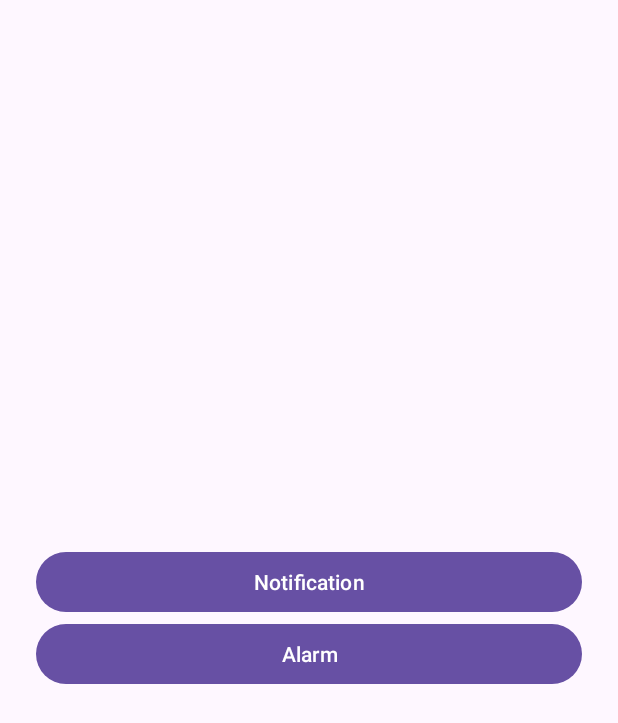
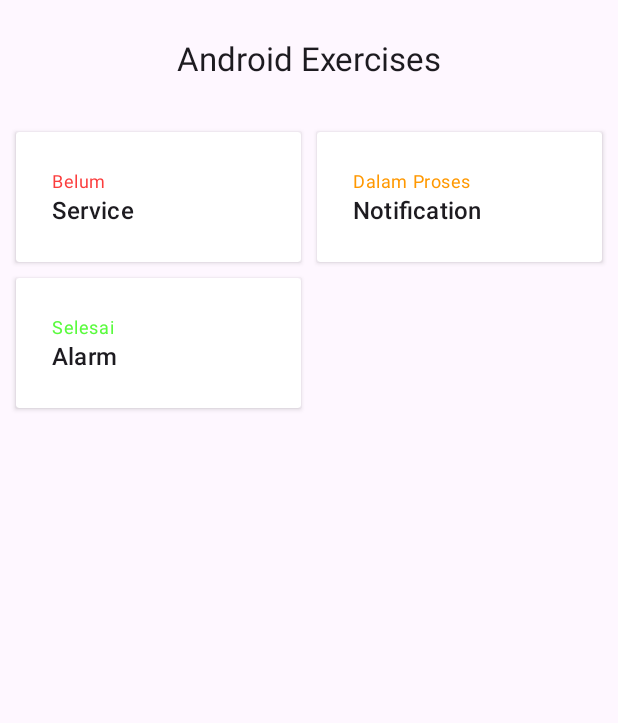
Before and after one commit to diczst/android-native-exercises, an Android app: the screen it shows after launch (MainActivity), on a phone screen of 412 x 824 dp. Shown: the top 723 px of the screen. Run offline under Robolectric (Android 15) with nearby library versions, the phone set to English and light mode, and no system bars.

Commit message:
create menu with rv

```diff
--- /dev/null
+++ b/Exercises/app/src/main/java/com/neonusa/exercises/Exercise.kt
@@ -0,0 +1,8 @@
+package com.neonusa.exercises
+
+data class Exercise(
+    val id: Int,
+    val name: String,
+    val status : Int
+    // 0: not yet, 1 : progress, 2 : done
+)
--- /dev/null
+++ b/Exercises/app/src/main/java/com/neonusa/exercises/ExerciseAdapter.kt
@@ -0,0 +1,49 @@
+package com.neonusa.exercises
+
+import android.graphics.Color
+import android.view.LayoutInflater
+import android.view.ViewGroup
+import androidx.core.content.ContextCompat
+import androidx.recyclerview.widget.RecyclerView
+import com.neonusa.exercises.databinding.ItemExerciseBinding
+
+class ExerciseAdapter(
+    val items: List<Exercise>,
+    val onClick: (Exercise) -> Unit,
+
+): RecyclerView.Adapter<ExerciseAdapter.ExerciseViewHolder>() {
+
+    inner class ExerciseViewHolder(private val binding: ItemExerciseBinding): RecyclerView.ViewHolder(binding.root) {
+        fun bind(exercise: Exercise){
+            binding.tvTitle.text = exercise.name
+            binding.tvStatus.text = when(exercise.status){
+                0 -> "Belum"
+                1 -> "Dalam Proses"
+                else -> "Selesai"
+            }
+
+            when(exercise.status){
+                0 -> {binding.tvStatus.setTextColor(ContextCompat.getColor(itemView.context,R.color.danger))}
+                1 -> {binding.tvStatus.setTextColor(ContextCompat.getColor(itemView.context,R.color.warning))}
+                2 -> {binding.tvStatus.setTextColor(ContextCompat.getColor(itemView.context,R.color.success))}
+            }
+
+            binding.root.setOnClickListener {
+                onClick(exercise)
+            }
+        }
+    }
+
+    override fun onCreateViewHolder(parent: ViewGroup, viewType: Int): ExerciseViewHolder {
+        val binding = ItemExerciseBinding.inflate(LayoutInflater.from(parent.context), parent,false)
+        return ExerciseViewHolder(binding)
+    }
+
+    override fun onBindViewHolder(holder: ExerciseViewHolder, position: Int) {
+        holder.bind(items[position])
+    }
+
+    override fun getItemCount(): Int {
+        return items.size
+    }
+}
--- /dev/null
+++ b/Exercises/app/src/main/java/com/neonusa/exercises/ExerciseGridDecoration.kt
@@ -0,0 +1,33 @@
+package com.neonusa.exercises
+
+import android.graphics.Rect
+import android.view.View
+import androidx.recyclerview.widget.RecyclerView
+
+class ExerciseGridDecoration(
+    private val spanCount: Int,
+    private val spacing: Int,
+    private val includeEdge: Boolean
+) : RecyclerView.ItemDecoration() {
+
+    override fun getItemOffsets(outRect: Rect, view: View, parent: RecyclerView, state: RecyclerView.State) {
+        val position = parent.getChildAdapterPosition(view) // Item position
+        val column = position % spanCount // Item column
+
+        if (includeEdge) {
+            outRect.left = spacing - column * spacing / spanCount // Spacing on the left
+            outRect.right = (column + 1) * spacing / spanCount // Spacing on the right
+
+            if (position < spanCount) { // Top edge for the first row
+                outRect.top = spacing
+            }
+            outRect.bottom = spacing // Bottom spacing for all items
+        } else {
+            outRect.left = column * spacing / spanCount // Spacing on the left without edge
+            outRect.right = spacing - (column + 1) * spacing / spanCount // Spacing on the right without edge
+            if (position >= spanCount) {
+                outRect.top = spacing // Top spacing for all rows except the first
+            }
+        }
+    }
+}
--- a/Exercises/app/src/main/java/com/neonusa/exercises/MainActivity.kt
+++ b/Exercises/app/src/main/java/com/neonusa/exercises/MainActivity.kt
@@ -2,6 +2,7 @@ package com.neonusa.exercises
 
 import android.content.Intent
 import android.os.Bundle
+import android.util.Log
 import androidx.activity.enableEdgeToEdge
 import androidx.appcompat.app.AppCompatActivity
 import androidx.core.view.ViewCompat
@@ -10,13 +11,24 @@ import com.neonusa.exercises.databinding.ActivityMainBinding
 
 class MainActivity : AppCompatActivity() {
     private lateinit var binding: ActivityMainBinding
+
+    val items = listOf(
+        Exercise(1,"Service",0),
+        Exercise(2,"Notification",1),
+        Exercise(3,"Alarm",2),
+    )
+
     override fun onCreate(savedInstanceState: Bundle?) {
         super.onCreate(savedInstanceState)
         binding = ActivityMainBinding.inflate(layoutInflater)
         setContentView(binding.root)
 
-        binding.btnNotification.setOnClickListener {
-            startActivity(Intent(this,NotificationActivity::class.java))
-        }
+        binding.rvExercises.addItemDecoration(ExerciseGridDecoration(2, 16, true))
+        binding.rvExercises.adapter = ExerciseAdapter(
+            items,{
+            }
+        )
     }
+
+
 }
--- a/Exercises/app/src/main/res/layout/activity_main.xml
+++ b/Exercises/app/src/main/res/layout/activity_main.xml
@@ -1,30 +1,32 @@
 <?xml version="1.0" encoding="utf-8"?>
-<ScrollView xmlns:android="http://schemas.android.com/apk/res/android"
+<androidx.constraintlayout.widget.ConstraintLayout xmlns:android="http://schemas.android.com/apk/res/android"
     xmlns:tools="http://schemas.android.com/tools"
+    xmlns:app="http://schemas.android.com/apk/res-auto"
     android:id="@+id/main"
     android:layout_width="match_parent"
     android:layout_height="match_parent"
     tools:context=".MainActivity">
 
-    <LinearLayout
-        android:layout_width="match_parent"
-        android:layout_height="wrap_content"
-        android:layout_marginHorizontal="24dp"
-        android:layout_gravity="center"
-        android:orientation="vertical">
+   <TextView
+       android:id="@+id/tv_title"
+       android:layout_width="match_parent"
+       android:layout_height="wrap_content"
+       app:layout_constraintTop_toTopOf="parent"
+       style="@style/TextAppearance.Material3.TitleLarge"
+       android:textAlignment="center"
+       android:layout_margin="24dp"
+       android:text="Android Exercises"/>
 
-        <com.google.android.material.button.MaterialButton
-            android:id="@+id/btn_notification"
-            android:layout_width="match_parent"
-            android:layout_height="wrap_content"
-            android:text="Notification"/>
+   <androidx.recyclerview.widget.RecyclerView
+       android:id="@+id/rv_exercises"
+       android:layout_width="match_parent"
+       android:layout_height="0dp"
+       android:layout_marginTop="24dp"
+       app:layout_constraintTop_toBottomOf="@id/tv_title"
+       app:layout_constraintBottom_toBottomOf="parent"
+       tools:listitem="@layout/item_exercise"
+       app:layoutManager="androidx.recyclerview.widget.GridLayoutManager"
+       app:spanCount="2"
+       tools:itemCount="6"/>
 
-        <com.google.android.material.button.MaterialButton
-            android:id="@+id/btn_alarm_manager"
-            android:layout_width="match_parent"
-            android:layout_height="wrap_content"
-            android:text="Alarm"/>
-
-    </LinearLayout>
-
-</ScrollView>
+</androidx.constraintlayout.widget.ConstraintLayout>
--- /dev/null
+++ b/Exercises/app/src/main/res/layout/item_exercise.xml
@@ -0,0 +1,28 @@
+<?xml version="1.0" encoding="utf-8"?>
+<androidx.cardview.widget.CardView xmlns:android="http://schemas.android.com/apk/res/android"
+    android:layout_width="match_parent"
+    android:layout_height="wrap_content">
+
+    <RelativeLayout
+        android:layout_width="match_parent"
+        android:layout_height="wrap_content"
+        android:padding="24dp">
+
+        <TextView
+            android:id="@+id/tv_status"
+            android:layout_width="wrap_content"
+            android:layout_height="wrap_content"
+            style="@style/TextAppearance.Material3.BodySmall"
+            android:text="Progress"/>
+
+        <TextView
+            android:id="@+id/tv_title"
+            android:layout_width="match_parent"
+            android:layout_height="wrap_content"
+            style="@style/TextAppearance.Material3.TitleMedium"
+            android:layout_below="@id/tv_status"
+            android:text="Service"/>
+
+    </RelativeLayout>
+
+</androidx.cardview.widget.CardView>
--- a/Exercises/app/src/main/res/values/colors.xml
+++ b/Exercises/app/src/main/res/values/colors.xml
@@ -2,4 +2,8 @@
 <resources>
     <color name="black">#FF000000</color>
     <color name="white">#FFFFFFFF</color>
+
+    <color name="success">#59FB3D</color>
+    <color name="danger">#FB3D3D</color>
+    <color name="warning">#FF9800</color>
 </resources>
```
